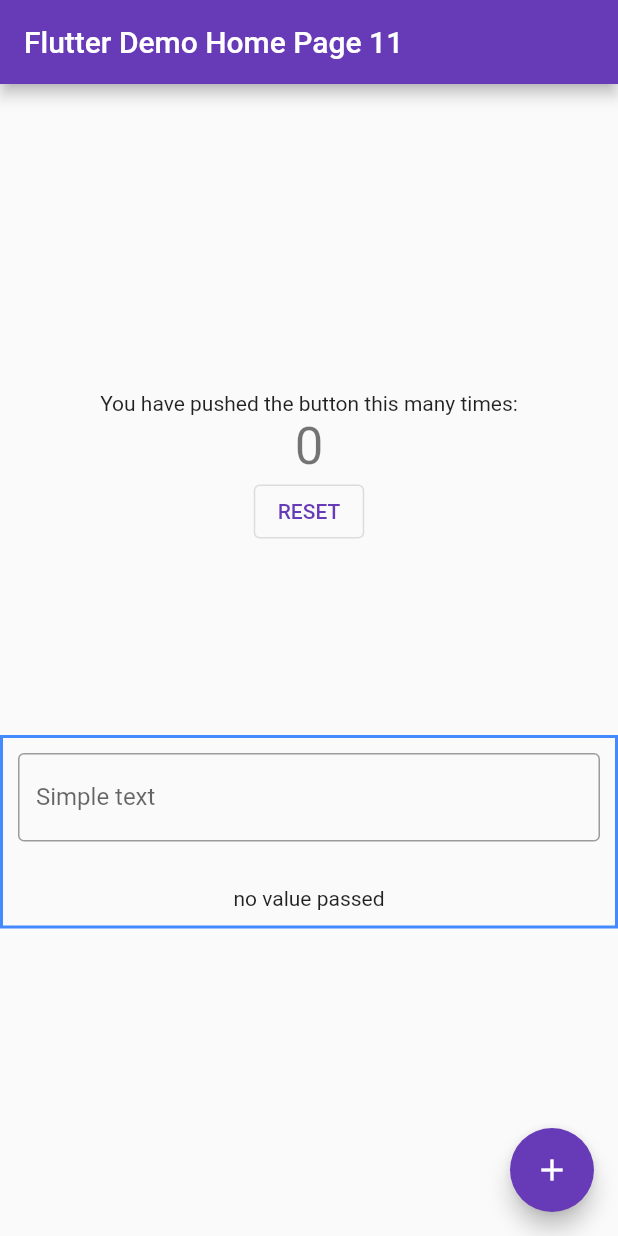
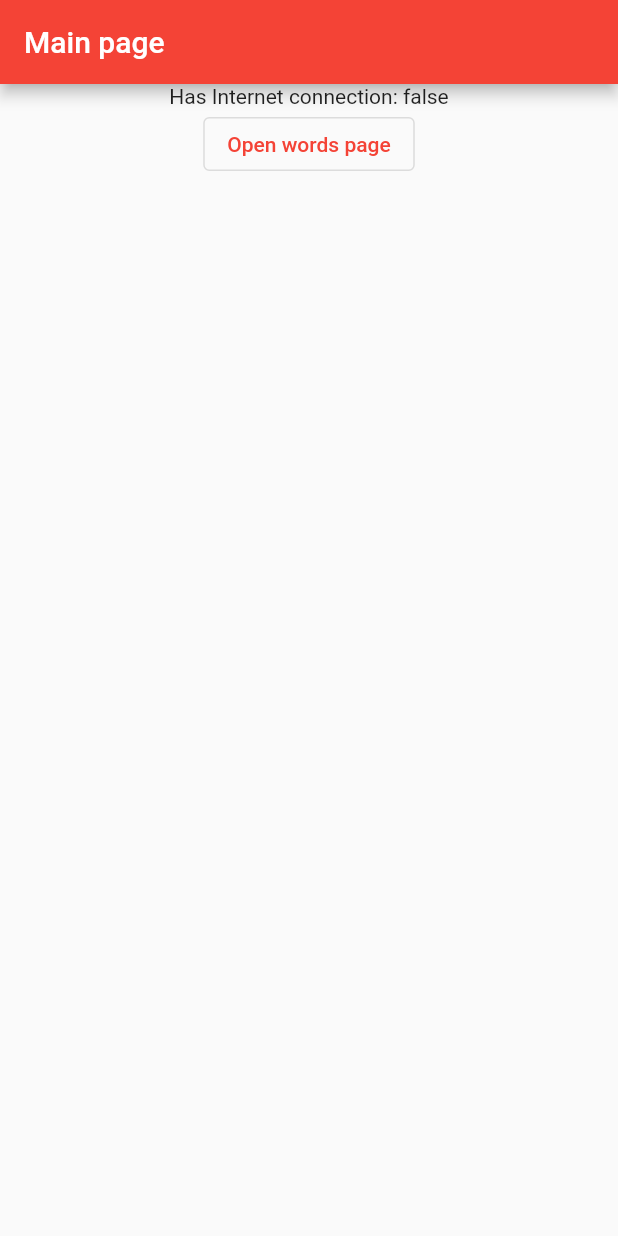
Before and after one commit to ELF1sH/WordBank, a Flutter app: the screen it shows after launch, on a phone screen of 412 x 824 dp. Run offline on Flutter 3.47's test engine with Material 2 defaults, Android fonts, the phone set to English and light mode, and no system bars; our stand-ins replace fluttertoast, shared_preferences.

Commit message:
Implement oauth2 and main pages

```diff
--- a/lib/main.dart
+++ b/lib/main.dart
@@ -1,4 +1,5 @@
 import 'package:flutter/material.dart';
+import 'pages/home_page.dart';
 
 void main() {
   runApp(const MyApp());
@@ -12,109 +13,10 @@ class MyApp extends StatelessWidget {
     return MaterialApp(
       title: 'Flutter Demo',
       theme: ThemeData(
-        primarySwatch: Colors.deepPurple,
+        primarySwatch: Colors.red,
       ),
       debugShowCheckedModeBanner: false,
-      home: const MyHomePage(title: 'Flutter Demo Home Page 11'),
+      home: const HomePage(),
     );
   }
 }
-
-class MyHomePage extends StatefulWidget {
-  const MyHomePage({super.key, required this.title});
-
-  final String title;
-
-  @override
-  State<MyHomePage> createState() => _MyHomePageState();
-}
-
-class _MyHomePageState extends State<MyHomePage> {
-  int _counter = 0;
-  String _inputText = 'no value passed';
-
-  void _incrementCounter() {
-    setState(() {
-      _counter++;
-    });
-  }
-
-  void _resetCounter() {
-    setState(() {
-      _counter = 0;
-    });
-  }
-
-  void _setText(String value) {
-    setState(() {
-      _inputText = value.isNotEmpty ? value : 'no value passed';
-    });
-  }
-
-  @override
-  Widget build(BuildContext context) {
-    return Scaffold(
-      appBar: AppBar(
-        title: Text(widget.title),
-      ),
-      body: Center(
-        child: Column(
-          mainAxisAlignment: MainAxisAlignment.center,
-          children: <Widget>[
-            Container(
-              margin: const EdgeInsets.only(bottom: 125),
-              child: Column(
-                children: [
-                  const Text(
-                    'You have pushed the button this many times:',
-                  ),
-                  Text(
-                    '$_counter',
-                    style: Theme.of(context).textTheme.headline4,
-                  ),
-                  OutlinedButton(
-                    onPressed: _resetCounter,
-                    child: const Text('RESET'),
-                  ),
-                ],
-              ),
-            ),
-            Container(
-              padding: const EdgeInsets.all(10),
-              decoration: BoxDecoration(
-                border: Border.all(
-                  color: Colors.blueAccent,
-                  width: 2.0,
-                )
-              ),
-              child: Column(
-                children: <Widget>[
-                  TextField(
-                    decoration: InputDecoration(
-                      border: OutlineInputBorder(),
-                      labelText: 'Simple text',
-                    ),
-                    onChanged: _setText,
-                  ),
-                  Container(
-                    margin: const EdgeInsets.only(top: 30),
-                    child: Text(
-                      _inputText,
-                    ),
-                  )
-
-                ],
-              )
-
-            )
-          ],
-        ),
-      ),
-      floatingActionButton: FloatingActionButton(
-        onPressed: _incrementCounter,
-        tooltip: 'Increment',
-        child: const Icon(Icons.add),
-      ),
-    );
-  }
-}
--- /dev/null
+++ b/lib/pages/home_page.dart
@@ -0,0 +1,53 @@
+import 'package:flutter/material.dart';
+
+import 'package:word_bank/pages/words_page.dart';
+import 'package:word_bank/helpers/has_network.dart';
+
+class HomePage extends StatefulWidget {
+  const HomePage({super.key});
+
+  @override
+  State<HomePage> createState() => HomePageState();
+}
+
+class HomePageState extends State<HomePage> {
+  bool hasConnection = false;
+
+  void setHasConnection() async {
+    final res = await hasNetwork();
+    setState(() {
+      hasConnection = res;
+    });
+  }
+
+  @override
+  void initState() {
+    setHasConnection();
+    super.initState();
+  }
+
+  @override
+  Widget build(BuildContext context) {
+    return Scaffold(
+      appBar: AppBar(
+        title: Text('Main page'),
+      ),
+      body: Center(
+        child: Column(
+          children: [
+            Text('Has Internet connection: $hasConnection'),
+            OutlinedButton(
+              onPressed: () {
+                Navigator.push(
+                  context,
+                  MaterialPageRoute(builder: (context) => const WordsPage(title: 'Mega title from props')),
+                );
+              },
+              child: Text('Open words page')
+            )
+          ]
+        ),
+      ),
+    );
+  }
+}
--- a/pubspec.yaml
+++ b/pubspec.yaml
@@ -36,6 +36,11 @@ dependencies:
   # The following adds the Cupertino Icons font to your application.
   # Use with the CupertinoIcons class for iOS style icons.
   cupertino_icons: ^1.0.2
+  http: ^0.13.5
+  path_provider: ^2.0.11
+  url_launcher: ^6.1.6
+  shared_preferences: ^2.0.15
+  fluttertoast: ^8.1.1
 
 dev_dependencies:
   flutter_test:
```
Also changed, not shown: lib/api.dart (added, +231 -0 lines), lib/helpers/has_network.dart (added, +10 -0 lines), lib/helpers/show_toast.dart (added, +14 -0 lines), lib/pages/words_page.dart (added, +152 -0 lines), pubspec.lock, 3 other files.
